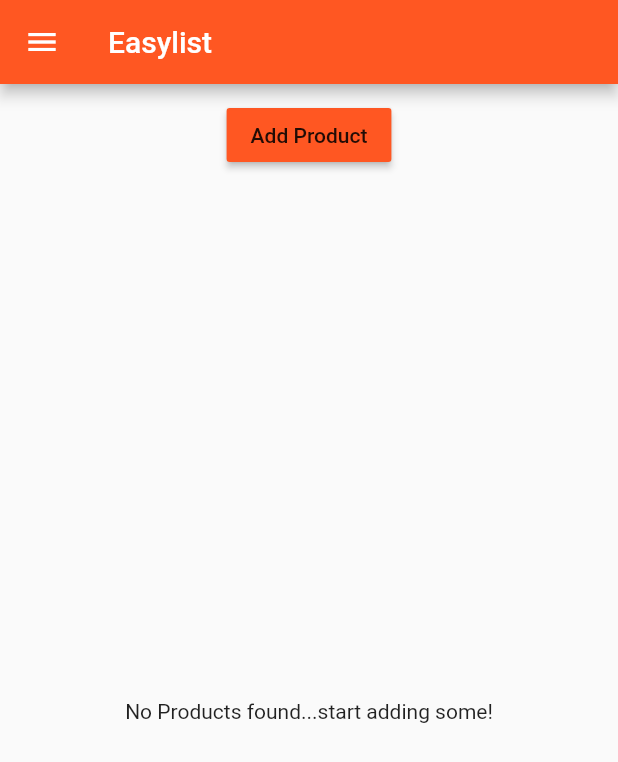
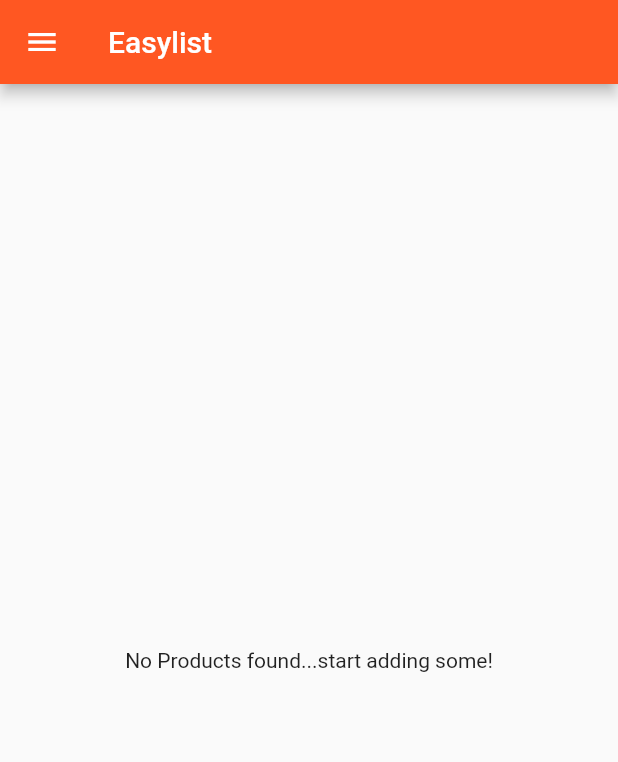
Before and after one commit to kinny94/flutter, a Flutter app: the ProductAdminPage screen opened by its route, tab 2 chosen, in the side drawer, after a tap on "All Products", on a phone screen of 412 x 824 dp. Shown: the top 762 px of the screen. Run offline on Flutter 3.47's test engine with Material 2 defaults, Android fonts, the phone set to English and light mode, and no system bars.

Commit message:
add forms and user inputs

```diff
--- a/first_app/lib/main.dart
+++ b/first_app/lib/main.dart
@@ -1,3 +1,4 @@
+import 'package:first_app/pages/auth.dart';
 import 'package:first_app/pages/product.dart';
 import 'package:flutter/material.dart';
 
@@ -17,9 +18,9 @@ class MyApp extends StatefulWidget {
 
 class _MyAppState extends State<MyApp> {
 
- List<Map<String, String>> _products  = [];
+ List<Map<String, dynamic>> _products  = [];
 
- void _addProduct(Map<String, String> product) {
+ void _addProduct(Map<String, dynamic> product) {
     setState(() {
       _products.add(product);
     });
@@ -41,8 +42,9 @@ class _MyAppState extends State<MyApp> {
       ),
       //home: AuthPage(), // No need for this if you already have '/' in your routes
       routes: {
-        '/': (BuildContext context) => ProductsPage(_products, _addProduct, _deleteProduct),
-        '/admin': (BuildContext context) => ProductAdminPage(),
+        '/': (BuildContext context) => AuthPage(),
+        '/products': (BuildContext context) => ProductsPage(_products),
+        '/admin': (BuildContext context) => ProductAdminPage(_addProduct, _deleteProduct),
       },
       onGenerateRoute: (RouteSettings settings) {
         final List<String> pathElements = settings.name.split('/');
@@ -64,7 +66,7 @@ class _MyAppState extends State<MyApp> {
       },
       onUnknownRoute: (RouteSettings settings) {
         return MaterialPageRoute(builder:
-          (BuildContext context) => ProductsPage(_products, _addProduct, _deleteProduct)
+          (BuildContext context) => ProductsPage(_products)
         );
       },
     );
--- a/first_app/lib/pages/product_create.dart
+++ b/first_app/lib/pages/product_create.dart
@@ -1,22 +1,75 @@
 import 'package:flutter/material.dart';
 
-class ProductCreatePage extends StatelessWidget {
+
+class ProductCreatePage extends StatefulWidget {
+
+  final Function addProduct;
+
+  ProductCreatePage(this.addProduct);
+
+  @override
+  State<StatefulWidget> createState() {
+    return _ProductCreatePageState();
+  }
+}
+
+class _ProductCreatePageState extends State<ProductCreatePage> {
+
+  String titleValue;
+  String descriptionValue;
+  double priceValue;
+
   @override
   Widget build(BuildContext context) {
-    return Center(
-      child: RaisedButton(
-        child: Text('Save'),
-        onPressed: () {
-          showModalBottomSheet(
-            context: context,
-            builder:
-              (BuildContext context) {
-                return Center(
-                  child: Text('This is a Modal!')
-                );
-              }
-          );
-        },
+    return Container(
+      margin: EdgeInsets.all(10.0),
+      child: ListView(
+        children: <Widget>[
+          TextField(
+            decoration: InputDecoration(labelText: 'Product Title'),
+            onChanged: (String value) {
+              setState(() {
+                titleValue = value;
+              });
+            },
+          ),
+          TextField(
+            decoration: InputDecoration(labelText: 'Product Description'),
+            maxLines: 4,
+            onChanged: (String value) {
+              setState(() {
+                descriptionValue = value;
+              });
+            },
+          ),
+          TextField(
+            decoration: InputDecoration(labelText: 'Product Price'),
+            keyboardType: TextInputType.number,
+            onChanged: (String value) {
+              setState(() {
+                priceValue = double.parse(value);
+              });
+            },
+          ),
+          SizedBox(
+            height: 10.0,
+          ),
+          RaisedButton(
+            color: Theme.of(context).accentColor,
+            child: Text('Save'),
+            textColor: Colors.white,
+            onPressed: () {
+              final Map<String, dynamic> product = {
+                'title': titleValue,
+                'description': descriptionValue,
+                'price': priceValue,
+                'imageUrl': 'assets/food.jpg'
+              };
+              widget.addProduct(product);
+              Navigator.pushReplacementNamed(context, '/products');
+            },
+          )
+        ],
       ),
     );
   }
--- a/first_app/lib/pages/products.dart
+++ b/first_app/lib/pages/products.dart
@@ -4,11 +4,9 @@ import 'package:first_app/product_manager.dart';
 
 class ProductsPage extends StatelessWidget {
 
-  final List<Map<String, String>> products;
-  final Function addProduct;
-  final Function deleteProduct;
+  final List<Map<String, dynamic>> products;
 
-  ProductsPage(this.products, this.addProduct, this.deleteProduct);
+  ProductsPage(this.products);
 
   @override
   Widget build(BuildContext context) {
@@ -32,7 +30,7 @@ class ProductsPage extends StatelessWidget {
       appBar: AppBar(
         title: Text('Easylist'),
       ),
-      body: ProductManager(products, addProduct, deleteProduct)
+      body: ProductManager(products)
     );
   }
 }
--- a/first_app/lib/pages/products_admin.dart
+++ b/first_app/lib/pages/products_admin.dart
@@ -4,6 +4,12 @@ import 'package:first_app/pages/product_create.dart';
 import 'package:first_app/pages/product_list.dart';
 
 class ProductAdminPage extends StatelessWidget {
+
+  final Function addProduct;
+  final Function deleteProduct;
+
+  ProductAdminPage(this.addProduct, this.deleteProduct);
+
   @override
   Widget build(BuildContext context) {
     return DefaultTabController(
@@ -19,7 +25,7 @@ class ProductAdminPage extends StatelessWidget {
               ListTile(
                 title: Text('All Products'),
                 onTap: () {
-                  Navigator.pushReplacementNamed(context, '/');
+                  Navigator.pushReplacementNamed(context, '/products');
                 },
               ),
             ],
@@ -42,7 +48,7 @@ class ProductAdminPage extends StatelessWidget {
         ),
         body: TabBarView(
           children: <Widget>[
-            ProductCreatePage(),
+            ProductCreatePage(this.addProduct),
             ProductListPage()
           ],
         )
--- a/first_app/lib/product_control.dart
+++ /dev/null
@@ -1,23 +0,0 @@
-import 'package:flutter/material.dart';
-
-class ProductControl extends StatelessWidget {
-
-  final Function addProduct;
-
-  ProductControl(this.addProduct);
-
-  @override
-  Widget build(BuildContext context) {
-    // TODO: implement build
-    return  RaisedButton(
-      color: Theme.of(context).primaryColor,
-      onPressed: () {
-        addProduct({
-          'title': 'Chocolate',
-          'imageUrl': 'assets/food.jpg'
-        });
-      },
-      child: Text('Add Product'),
-    );
-  }
-}
--- a/first_app/lib/product_manager.dart
+++ b/first_app/lib/product_manager.dart
@@ -1,24 +1,16 @@
 import 'package:flutter/material.dart';
 
 import 'package:first_app/products.dart';
-import 'package:first_app/product_control.dart';
 
 class ProductManager extends StatelessWidget {
 
-  final List<Map<String, String>> products;
-  final Function addProduct;
-  final Function deleteProduct;
+  final List<Map<String, dynamic>> products;
 
-  ProductManager(this.products, this.addProduct, this.deleteProduct);
+  ProductManager(this.products);
 
   Widget build(BuildContext context) {
     return Column( children: [
-      Container(
-        margin: EdgeInsets.all(10.0),
-        child: ProductControl(addProduct)
-      ),
-      Expanded(child: Products(products, deleteProduct: deleteProduct))
-
+      Expanded(child: Products(products))
     ]);
   }
 }
--- a/first_app/lib/products.dart
+++ b/first_app/lib/products.dart
@@ -3,10 +3,9 @@ import 'package:flutter/material.dart';
 
 class Products extends StatelessWidget {
 
-  final List<Map<String, String>> products; // final cause everything needs to be immutable since its a stateless widget.
-  final Function deleteProduct;
+  final List<Map<String, dynamic>> products; // final cause everything needs to be immutable since its a stateless widget.
 
-  Products(this.products, {this.deleteProduct} ); // equivalent to assigning this.products to products in the constructor - short-hand
+  Products(this.products); // equivalent to assigning this.products to products in the constructor - short-hand
 
   Widget _buildProduct(BuildContext context, int index) {
     return Card(
@@ -21,11 +20,6 @@ class Products extends StatelessWidget {
                 child: Text('Details'),
                 onPressed: () => {
                   Navigator.pushNamed<bool>(context, '/product/' + index.toString())
-                  .then((bool value) {
-                    if (value) {
-                      this.deleteProduct(index);
-                    }
-                  })
                 },
               )
             ],
```
Also changed, not shown: first_app/lib/pages/auth.dart (+46 -8 lines).
